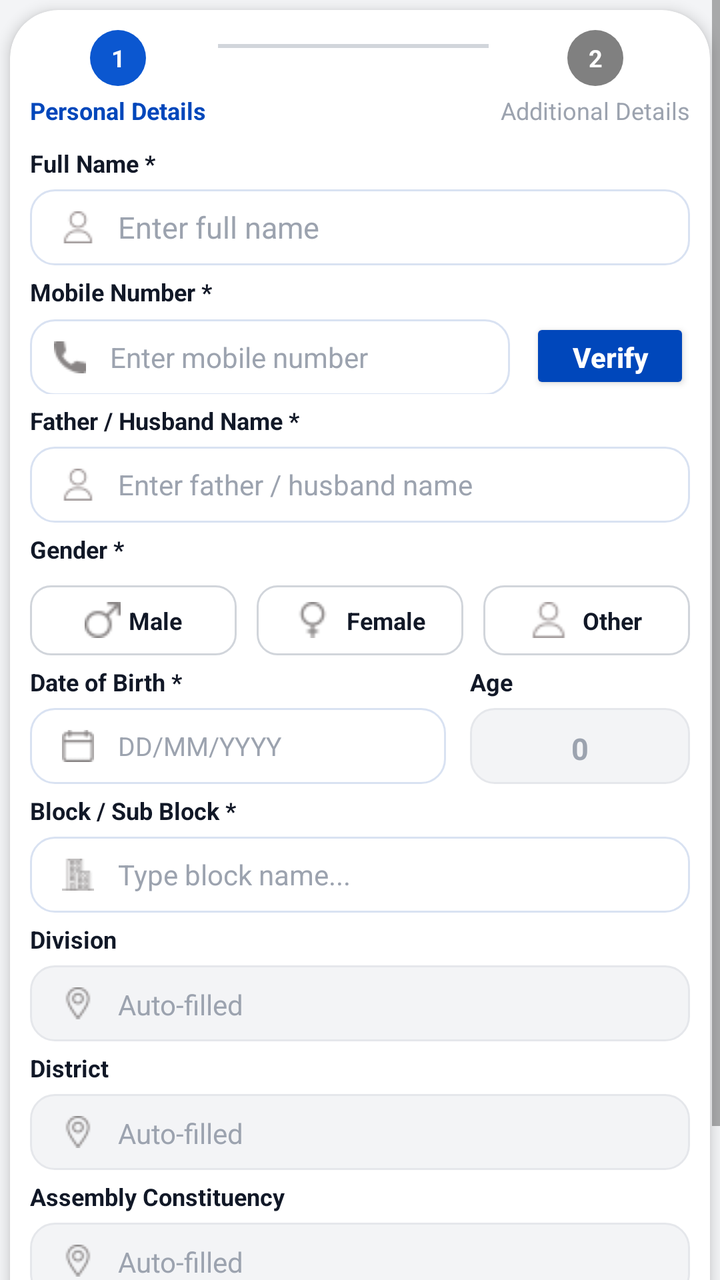
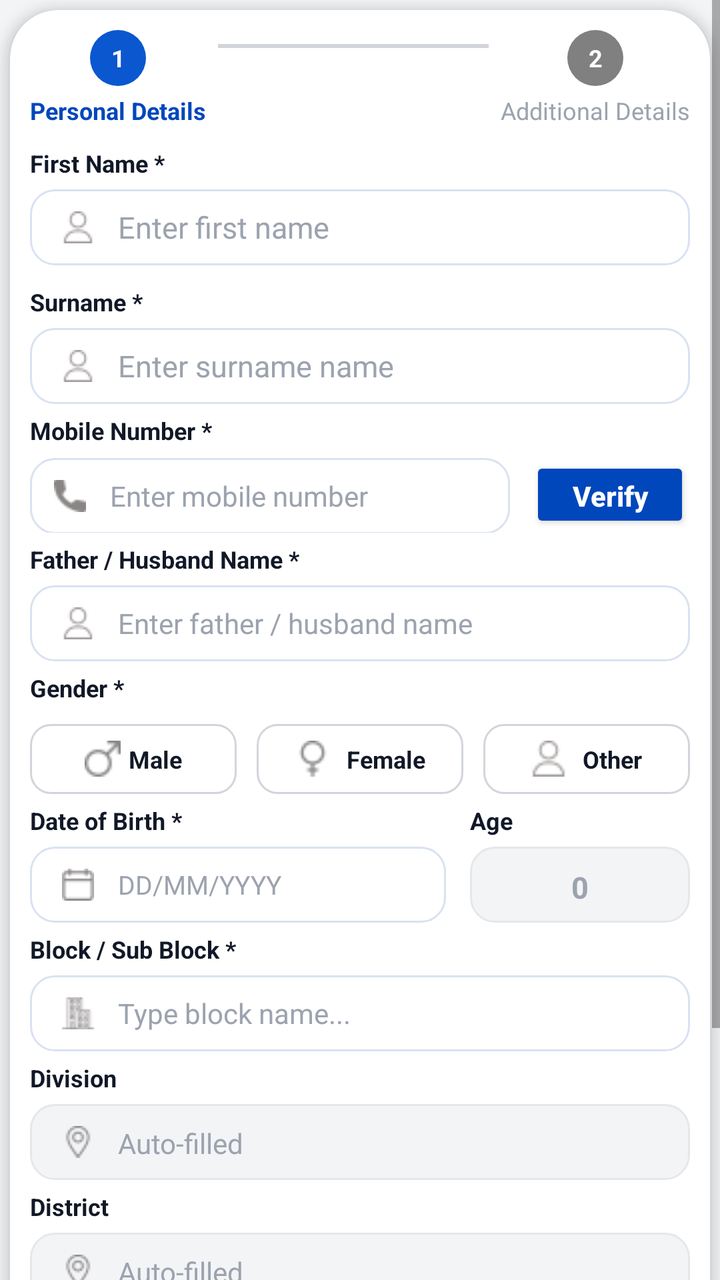

The first picture is an Android layout as it rendered before a commit; the second is the same layout after the commit. The layout source and the unified diff follow.
<!-- AndroidManifest.xml: application theme Theme.Boothify -->
<!-- res/layout/fragment_first_step_.xml -->
<?xml version="1.0" encoding="utf-8"?>
<ScrollView xmlns:android="http://schemas.android.com/apk/res/android"
    xmlns:app="http://schemas.android.com/apk/res-auto"
    xmlns:tools="http://schemas.android.com/tools"
    android:layout_width="match_parent"
    android:layout_height="match_parent"
    android:background="#F3F4F6"
    tools:context=".Fragment.FirstStep_Fragment">

    <androidx.cardview.widget.CardView
        android:layout_width="match_parent"
        android:layout_height="wrap_content"
        android:layout_margin="5dp"
        app:cardCornerRadius="24dp"
        app:cardElevation="4dp"
        app:cardBackgroundColor="#FFFFFF">

        <LinearLayout
            android:layout_width="match_parent"
            android:layout_height="wrap_content"
            android:orientation="vertical"
            android:padding="10dp">

            
            
            
            <LinearLayout
                android:layout_width="match_parent"
                android:layout_height="wrap_content"
                android:gravity="center_vertical"
                android:orientation="horizontal">

                
                <LinearLayout
                    android:layout_width="wrap_content"
                    android:layout_height="wrap_content"
                    android:orientation="vertical"
                    android:gravity="center">

                    <TextView
                        android:layout_width="28dp"
                        android:layout_height="28dp"
                        android:background="@drawable/icon_blue_bg"
                        android:gravity="center"
                        android:text="1"
                        android:textColor="#FFFFFF"
                        android:textSize="12sp"
                        android:textStyle="bold" />

                    <TextView
                        android:layout_width="wrap_content"
                        android:layout_height="wrap_content"
                        android:text="Personal Details"
                        android:textColor="#0047BB"
                        android:textSize="12sp"
                        android:textStyle="bold"
                        android:layout_marginTop="4dp" />
                </LinearLayout>

                
                <View
                    android:layout_width="0dp"
                    android:layout_height="2dp"
                    android:layout_weight="1"
                    android:background="#D1D5DB"
                    android:layout_marginStart="6dp"
                    android:layout_marginEnd="6dp"
                    android:layout_marginBottom="16dp"/>

                
                <LinearLayout
                    android:layout_width="wrap_content"
                    android:layout_height="wrap_content"
                    android:orientation="vertical"
                    android:gravity="center">

                    <TextView
                        android:layout_width="28dp"
                        android:layout_height="28dp"
                        android:background="@drawable/icon_gray_bg"
                        android:gravity="center"
                        android:text="2"
                        android:textColor="#FFFFFF"
                        android:textSize="12sp"
                        android:textStyle="bold" />

                    <TextView
                        android:layout_width="wrap_content"
                        android:layout_height="wrap_content"
                        android:text="Additional Details"
                        android:textColor="#9CA3AF"
                        android:textSize="12sp"
                        android:layout_marginTop="4dp" />
                </LinearLayout>

            </LinearLayout>

            
            
            
            <TextView
                android:layout_width="wrap_content"
                android:layout_height="wrap_content"
                android:text="Full Name *"
                android:textColor="#111827"
                android:textSize="12sp"
                android:textStyle="bold"
                android:layout_marginTop="10dp" />

            <EditText
                android:id="@+id/etName"
                android:layout_width="match_parent"
                android:layout_height="38dp"
                android:layout_marginTop="5dp"
                android:background="@drawable/edit_bg"
                android:drawableStart="@drawable/profile_user"
                android:drawablePadding="12dp"
                android:gravity="center_vertical"
                android:hint="Enter full name"
                android:inputType="textPersonName"
                android:paddingStart="16dp"
                android:paddingEnd="16dp"
                android:textColor="#111827"
                android:textColorHint="#9CA3AF"
                android:textSize="15sp" />

            
            
            
            <TextView
                android:layout_width="wrap_content"
                android:layout_height="wrap_content"
                android:text="Mobile Number *"
                android:textColor="#111827"
                android:textSize="12sp"
                android:textStyle="bold"
                android:layout_marginTop="5dp" />

            <LinearLayout
                android:layout_width="match_parent"
                android:layout_height="wrap_content"
                android:orientation="horizontal"
                android:layout_marginTop="5dp">

                <EditText
                    android:id="@+id/etMobile"
                    android:layout_width="0dp"
                    android:layout_height="38dp"
                    android:layout_weight="1"
                    android:background="@drawable/edit_bg"
                    android:drawableStart="@drawable/call"
                    android:drawablePadding="12dp"
                    android:hint="Enter mobile number"
                    android:inputType="number"
                    android:maxLength="10"
                    android:paddingStart="12dp"
                    android:paddingEnd="12dp"
                    android:textColor="#111827"
                    android:textColorHint="#9CA3AF"
                    android:textSize="14sp" />

                <Button
                    android:id="@+id/btnVerify"
                    android:layout_width="80dp"
                    android:layout_height="38dp"
                    android:layout_marginStart="10dp"
                    android:backgroundTint="#0047BB"
                    android:text="Verify"
                    android:textAllCaps="false"
                    android:textColor="#FFFFFF"
                    android:textSize="14sp"
                    android:textStyle="bold" />

            </LinearLayout>

            
            
            
            <TextView
                android:layout_width="wrap_content"
                android:layout_height="wrap_content"
                android:text="Father / Husband Name *"
                android:textColor="#111827"
                android:textSize="12sp"
                android:textStyle="bold"
                android:layout_marginTop="5dp" />

            <EditText
                android:id="@+id/etFather"
                android:layout_width="match_parent"
                android:layout_height="38dp"
                android:layout_marginTop="5dp"
                android:background="@drawable/edit_bg"
                android:drawableStart="@drawable/profile_user"
                android:drawablePadding="12dp"
                android:gravity="center_vertical"
                android:hint="Enter father / husband name"
                android:inputType="textPersonName"
                android:paddingStart="16dp"
                android:paddingEnd="16dp"
                android:textColor="#111827"
                android:textColorHint="#9CA3AF"
                android:textSize="14sp" />

            
            
            
            <TextView
                android:layout_width="wrap_content"
                android:layout_height="wrap_content"
                android:text="Gender *"
                android:textColor="#111827"
                android:textSize="12sp"
                android:textStyle="bold"
                android:layout_marginTop="5dp" />

            <LinearLayout
                android:layout_width="match_parent"
                android:layout_height="wrap_content"
                android:layout_marginTop="10dp"
                android:orientation="horizontal">

                
                <LinearLayout
                    android:id="@+id/btnMale"
                    android:layout_width="0dp"
                    android:layout_height="35dp"
                    android:layout_weight="1"
                    android:background="@drawable/bg_gender_unselected"
                    android:gravity="center"
                    android:orientation="horizontal"
                    android:padding="4dp">

                    <ImageView
                        android:layout_width="18dp"
                        android:layout_height="18dp"
                        android:src="@drawable/male" />

                    <TextView
                        android:layout_width="wrap_content"
                        android:layout_height="wrap_content"
                        android:layout_marginStart="4dp"
                        android:text="Male"
                        android:textColor="#111827"
                        android:textSize="12sp"
                        android:textStyle="bold" />
                </LinearLayout>

                
                <LinearLayout
                    android:id="@+id/btnFemale"
                    android:layout_width="0dp"
                    android:layout_height="35dp"
                    android:layout_weight="1"
                    android:layout_marginStart="10dp"
                    android:background="@drawable/bg_gender_unselected"
                    android:gravity="center"
                    android:orientation="horizontal"
                    android:padding="4dp">

                    <ImageView
                        android:layout_width="18dp"
                        android:layout_height="18dp"
                        android:src="@drawable/female" />

                    <TextView
                        android:layout_width="wrap_content"
                        android:layout_height="wrap_content"
                        android:layout_marginStart="8dp"
                        android:text="Female"
                        android:textColor="#111827"
                        android:textSize="12sp"
                        android:textStyle="bold" />
                </LinearLayout>

                
                <LinearLayout
                    android:id="@+id/btnOther"
                    android:layout_width="0dp"
                    android:layout_height="35dp"
                    android:layout_weight="1"
                    android:layout_marginStart="10dp"
                    android:background="@drawable/bg_gender_unselected"
                    android:gravity="center"
                    android:orientation="horizontal"
                    android:padding="4dp">

                    <ImageView
                        android:layout_width="18dp"
                        android:layout_height="18dp"
                        android:src="@drawable/profile_user" />

                    <TextView
                        android:layout_width="wrap_content"
                        android:layout_height="wrap_content"
                        android:layout_marginStart="8dp"
                        android:text="Other"
                        android:textColor="#111827"
                        android:textSize="12sp"
                        android:textStyle="bold" />
                </LinearLayout>

            </LinearLayout>

            
            
            
            <LinearLayout
                android:layout_width="match_parent"
                android:layout_height="wrap_content"
                android:orientation="horizontal"
                android:layout_marginTop="5dp">

                
                <LinearLayout
                    android:layout_width="0dp"
                    android:layout_height="wrap_content"
                    android:layout_weight="1"
                    android:orientation="vertical">

                    <TextView
                        android:layout_width="wrap_content"
                        android:layout_height="wrap_content"
                        android:text="Date of Birth *"
                        android:textColor="#111827"
                        android:textSize="12sp"
                        android:textStyle="bold" />

                    <EditText
                        android:id="@+id/etDob"
                        android:layout_width="match_parent"
                        android:layout_height="38dp"
                        android:layout_marginTop="5dp"
                        android:background="@drawable/edit_bg"
                        android:drawableStart="@drawable/calendar"
                        android:drawablePadding="12dp"
                        android:focusable="false"
                        android:hint="DD/MM/YYYY"
                        android:paddingStart="16dp"
                        android:paddingEnd="16dp"
                        android:textColor="#111827"
                        android:textColorHint="#9CA3AF"
                        android:textSize="13sp" />
                </LinearLayout>

                
                <LinearLayout
                    android:layout_width="110dp"
                    android:layout_height="wrap_content"
                    android:layout_marginStart="12dp"
                    android:orientation="vertical">

                    <TextView
                        android:layout_width="wrap_content"
                        android:layout_height="wrap_content"
                        android:text="Age"
                        android:textColor="#111827"
                        android:textSize="12sp"
                        android:textStyle="bold" />

                    <EditText
                        android:id="@+id/etAge"
                        android:layout_width="match_parent"
                        android:layout_height="38dp"
                        android:layout_marginTop="5dp"
                        android:background="@drawable/edit_bg_disabled"
                        android:enabled="false"
                        android:gravity="center"
                        android:hint="0"
                        android:textColor="#6B7280"
                        android:textColorHint="#9CA3AF"
                        android:textSize="15sp"
                        android:textStyle="bold" />
                </LinearLayout>

            </LinearLayout>

            
            
            
            <TextView
                android:layout_width="wrap_content"
                android:layout_height="wrap_content"
                android:text="Block / Sub Block *"
                android:textColor="#111827"
                android:textSize="12sp"
                android:textStyle="bold"
                android:layout_marginTop="5dp" />

            <EditText
                android:id="@+id/etBlock"
                android:layout_width="match_parent"
                android:layout_height="38dp"
                android:layout_marginTop="5dp"
                android:background="@drawable/edit_bg"
                android:drawableStart="@drawable/building"
                android:drawablePadding="12dp"
                android:gravity="center_vertical"
                android:hint="Type block name..."
                android:inputType="textCapWords"
                android:paddingStart="16dp"
                android:paddingEnd="16dp"
                android:textColor="#111827"
                android:textColorHint="#9CA3AF"
                android:textSize="14sp" />

            
            
            
            <TextView
                android:layout_width="wrap_content"
                android:layout_height="wrap_content"
                android:text="Division"
                android:textColor="#111827"
                android:textSize="12sp"
                android:textStyle="bold"
                android:layout_marginTop="5dp" />

            <EditText
                android:id="@+id/etDivision"
                android:layout_width="match_parent"
                android:layout_height="38dp"
                android:layout_marginTop="5dp"
                android:background="@drawable/edit_bg_disabled"
                android:drawableStart="@drawable/location"
                android:drawablePadding="12dp"
                android:enabled="false"
                android:hint="Auto-filled"
                android:paddingStart="16dp"
                android:paddingEnd="16dp"
                android:textColor="#6B7280"
                android:textColorHint="#9CA3AF"
                android:textSize="14sp" />

            
            
            
            <TextView
                android:layout_width="wrap_content"
                android:layout_height="wrap_content"
                android:text="District"
                android:textColor="#111827"
                android:textSize="12sp"
                android:textStyle="bold"
                android:layout_marginTop="5dp" />

            <EditText
                android:id="@+id/etDistrict"
                android:layout_width="match_parent"
                android:layout_height="38dp"
                android:layout_marginTop="5dp"
                android:background="@drawable/edit_bg_disabled"
                android:drawableStart="@drawable/location"
                android:drawablePadding="12dp"
                android:enabled="false"
                android:hint="Auto-filled"
                android:paddingStart="16dp"
                android:paddingEnd="16dp"
                android:textColor="#6B7280"
                android:textColorHint="#9CA3AF"
                android:textSize="14sp" />

            
            
            
            <TextView
                android:layout_width="wrap_content"
                android:layout_height="wrap_content"
                android:text="Assembly Constituency"
                android:textColor="#111827"
                android:textSize="12sp"
                android:textStyle="bold"
                android:layout_marginTop="5dp" />

            <EditText
                android:id="@+id/etAssembly"
                android:layout_width="match_parent"
                android:layout_height="38dp"
                android:layout_marginTop="5dp"
                android:background="@drawable/edit_bg_disabled"
                android:drawableStart="@drawable/location"
                android:drawablePadding="12dp"
                android:enabled="false"
                android:hint="Auto-filled"
                android:paddingStart="16dp"
                android:paddingEnd="16dp"
                android:textColor="#6B7280"
                android:textColorHint="#9CA3AF"
                android:textSize="14sp" />

            
            
            
            <Button
                android:id="@+id/btnNext"
                android:layout_width="match_parent"
                android:layout_height="48dp"
                android:layout_marginTop="10dp"
                android:layout_marginBottom="10dp"
                android:backgroundTint="#0047BB"
                android:text="Next  →"
                android:textAllCaps="false"
                android:textColor="#FFFFFF"
                android:textSize="18sp"
                android:textStyle="bold" />

        </LinearLayout>

    </androidx.cardview.widget.CardView>

</ScrollView>
<!-- resources referenced by this layout -->
<resources>
  <!-- drawable bg_gender_unselected (drawable) -->
  <?xml version="1.0" encoding="utf-8"?>
  <shape xmlns:android="http://schemas.android.com/apk/res/android">
      <solid android:color="#FFFFFF"/>
  
      <stroke
          android:width="1dp"
          android:color="#D1D5DB"/>
  
      <corners android:radius="10dp"/>
  
  </shape>
  <!-- drawable building: png bitmap (drawable, 533 bytes) -->
  <!-- drawable calendar: png bitmap (drawable, 410 bytes) -->
  <!-- drawable call: png bitmap (drawable, 523 bytes) -->
  <!-- drawable edit_bg (drawable) -->
  <?xml version="1.0" encoding="utf-8"?>
  <shape xmlns:android="http://schemas.android.com/apk/res/android">
      <solid android:color="#FFFFFF"/>
  
      <stroke
          android:width="1dp"
          android:color="#D9E2F2"/>
  
      <corners android:radius="12dp"/>
  
  
  </shape>
  <!-- drawable edit_bg_disabled (drawable) -->
  <?xml version="1.0" encoding="utf-8"?>
  <shape xmlns:android="http://schemas.android.com/apk/res/android">
      
      <solid android:color="#F3F4F6"/>
  
      
      <stroke
          android:width="1dp"
          android:color="#E5E7EB"/>
  
      
      <corners android:radius="12dp"/>
  
      
      <padding
          android:left="14dp"
          android:top="10dp"
          android:right="14dp"
          android:bottom="10dp"/>
  
  </shape>
  <!-- drawable female: png bitmap (drawable, 556 bytes) -->
  <!-- drawable icon_blue_bg (drawable) -->
  <?xml version="1.0" encoding="utf-8"?>
  <shape xmlns:android="http://schemas.android.com/apk/res/android">
      <solid android:color="#0B57D0"/>
      <corners android:radius="100dp"/>
  
  </shape>
  <!-- drawable icon_gray_bg (drawable) -->
  <?xml version="1.0" encoding="utf-8"?>
  <shape xmlns:android="http://schemas.android.com/apk/res/android">
      <solid android:color="#808080"/>
      <corners android:radius="100dp"/>
  
  </shape>
  <!-- drawable location: png bitmap (drawable, 656 bytes) -->
  <!-- drawable male: png bitmap (drawable, 529 bytes) -->
  <!-- drawable profile_user: png bitmap (drawable, 590 bytes) -->
  <style name="Theme.Boothify" parent="Base.Theme.Boothify" />
  <style name="Base.Theme.Boothify" parent="Theme.AppCompat.Light.NoActionBar">
          
          
      </style>
</resources>

<!-- the commit's change to res/layout/fragment_first_step_.xml (unified diff, before → after) -->
@@ -21,9 +21,6 @@
             android:orientation="vertical"
             android:padding="10dp">
 
-            
-            
-            
             <LinearLayout
                 android:layout_width="match_parent"
                 android:layout_height="wrap_content"
@@ -95,13 +92,10 @@
 
             </LinearLayout>
 
-            
-            
-            
-            <TextView
-                android:layout_width="wrap_content"
-                android:layout_height="wrap_content"
-                android:text="Full Name *"
+            <TextView
+                android:layout_width="wrap_content"
+                android:layout_height="wrap_content"
+                android:text="First Name *"
                 android:textColor="#111827"
                 android:textSize="12sp"
                 android:textStyle="bold"
@@ -116,7 +110,34 @@
                 android:drawableStart="@drawable/profile_user"
                 android:drawablePadding="12dp"
                 android:gravity="center_vertical"
-                android:hint="Enter full name"
+                android:hint="Enter first name"
+                android:inputType="textPersonName"
+                android:paddingStart="16dp"
+                android:paddingEnd="16dp"
+                android:textColor="#111827"
+                android:textColorHint="#9CA3AF"
+                android:textSize="15sp" />
+
+
+            <TextView
+                android:layout_width="wrap_content"
+                android:layout_height="wrap_content"
+                android:text="Surname *"
+                android:textColor="#111827"
+                android:textSize="12sp"
+                android:textStyle="bold"
+                android:layout_marginTop="10dp" />
+
+            <EditText
+                android:id="@+id/etSurname"
+                android:layout_width="match_parent"
+                android:layout_height="38dp"
+                android:layout_marginTop="5dp"
+                android:background="@drawable/edit_bg"
+                android:drawableStart="@drawable/profile_user"
+                android:drawablePadding="12dp"
+                android:gravity="center_vertical"
+                android:hint="Enter surname name"
                 android:inputType="textPersonName"
                 android:paddingStart="16dp"
                 android:paddingEnd="16dp"
